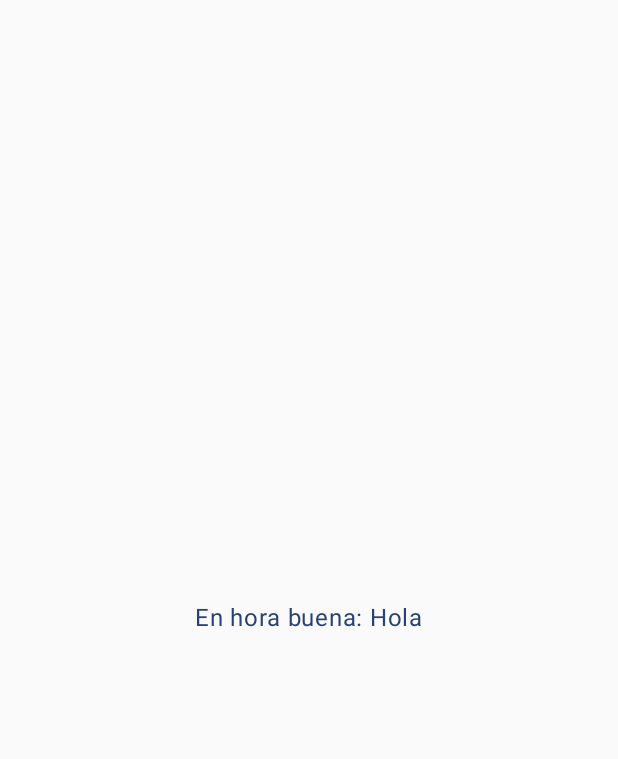
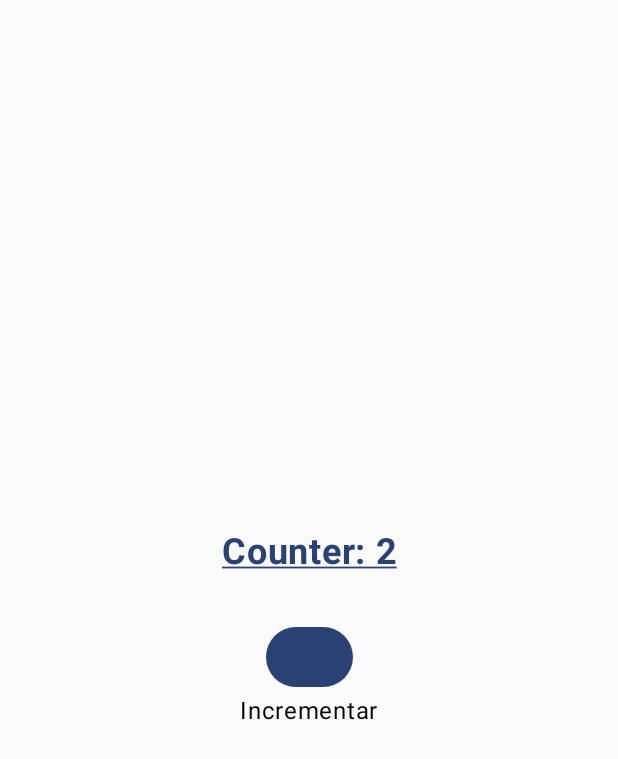
Before and after one commit to oujinniao/CursoJetpackCompose, an Android app built with Jetpack Compose: the screen it shows after launch (MainActivity), on a phone screen of 412 x 824 dp. Before the commit the part shown is almost empty. Shown: the top 759 px of the screen. Run offline under Robolectric (Android 15) with nearby library versions, the phone set to English and light mode, and no system bars.

Commit message:
version de JPC usando LaunchedEffect

```diff
--- a/app/src/main/java/com/example/cursodejetpackcompose/MainActivity.kt
+++ b/app/src/main/java/com/example/cursodejetpackcompose/MainActivity.kt
@@ -2,14 +2,17 @@ package com.example.cursodejetpackcompose
 
 
 import android.os.Bundle
+import android.util.Log
 import androidx.activity.ComponentActivity
 import androidx.activity.compose.setContent
 import androidx.activity.enableEdgeToEdge
 import androidx.compose.foundation.layout.Arrangement
 import androidx.compose.foundation.layout.Column
+import androidx.compose.foundation.layout.Spacer
 import androidx.compose.foundation.layout.fillMaxSize
+import androidx.compose.foundation.layout.height
 import androidx.compose.foundation.layout.padding
-import androidx.compose.material3.CircularProgressIndicator
+import androidx.compose.material3.Button
 import androidx.compose.material3.MaterialTheme
 import androidx.compose.material3.Text
 import androidx.compose.runtime.Composable
@@ -20,7 +23,13 @@ import androidx.compose.runtime.remember
 import androidx.compose.runtime.setValue
 import androidx.compose.ui.Alignment
 import androidx.compose.ui.Modifier
+import androidx.compose.ui.text.font.FontFamily
+import androidx.compose.ui.text.font.FontWeight
+import androidx.compose.ui.text.style.TextAlign
+import androidx.compose.ui.text.style.TextDecoration
+import androidx.compose.ui.text.style.TextOverflow
 import androidx.compose.ui.unit.dp
+import androidx.compose.ui.unit.sp
 import com.example.cursodejetpackcompose.ui.theme.CursoDeJetpackComposeTheme
 import kotlinx.coroutines.delay
 
@@ -31,53 +40,70 @@ class MainActivity : ComponentActivity() {
         enableEdgeToEdge()
         setContent {
             CursoDeJetpackComposeTheme {
-            DatosUsuarioScreen()
+                //MyScreen()
+                CounterLaunchedEffect()
+
 
             }
         }
     }
 
-    suspend fun obtenerDatosAPI(): String { //suspend fun se ejecuta dentro de una corrutina(corutina se ejecuta de manera asincrona)
-        delay(5000)
-        return "Hola"
+    @Composable
+    fun CounterLaunchedEffect() {
+        var counter by remember { mutableStateOf(0) }
+
+        LaunchedEffect(key1 = counter) {
+            Log.d("CounterLaunchedEffect", "Counter: $counter")
+            delay(3000)
+            counter++
         }
-    @Composable
-    fun DatosUsuarioScreen() {
-        var usuario by remember{ mutableStateOf<String?>(null)}
-
-        var isloading by remember{ mutableStateOf(true)}
-
-
-
-        LaunchedEffect(Unit) {
-            usuario = obtenerDatosAPI()
-            isloading = false
-
-        }
-        Column (
-            modifier= Modifier
+        Column(
+            modifier = Modifier
                 .fillMaxSize()
                 .padding(16.dp),
-            verticalArrangement = Arrangement.Center,
-            horizontalAlignment = Alignment.CenterHorizontally
-
-        ){
-            if(isloading){
-                CircularProgressIndicator(
-                    color = MaterialTheme.colorScheme.primary
-
-                )
-            }else{
-                usuario?.let {
+            horizontalAlignment = Alignment.CenterHorizontally,
+            verticalArrangement = Arrangement.Center
+        ) {
             Text(
-                        text ="En hora buena: $it",
+                text = "Counter: $counter",
+                modifier = Modifier.padding(16.dp),
                 style = MaterialTheme.typography.bodyLarge,
                 color = MaterialTheme.colorScheme.primary,
+                textAlign = TextAlign.Center,
+                fontWeight = FontWeight.Bold,
+                fontFamily = FontFamily.SansSerif,
+                fontSize = 24.sp,
+                maxLines = 1,
+                overflow = TextOverflow.Ellipsis,
+                textDecoration = TextDecoration.Underline,
+                lineHeight = 32.sp
+            )
+            Spacer(modifier = Modifier.height(16.dp))
 
-                        )
+            Button(onClick = { counter++ }) {
+            }
+            Text(text = "Incrementar")
         }
     }
 }
 
+
+            @Composable
+            fun MyScreen() {
+                //se ejecuta una sola vez con Unit
+                LaunchedEffect(Unit) {
+                    //courutineScope
+                    delay(3000)
+                    Log.d("MyScreen", "3 segundos han pasado")
+
+                }
+                Column(
+                    modifier = Modifier
+                        .fillMaxSize()
+                        .padding(16.dp),
+                    horizontalAlignment = Alignment.CenterHorizontally,
+                    verticalArrangement = Arrangement.Center
+                ) {
+                    Text(text = "Hola Jetpack Compose")
                 }
             }
```
Lines whose indentation alone changed are shown as unchanged.
